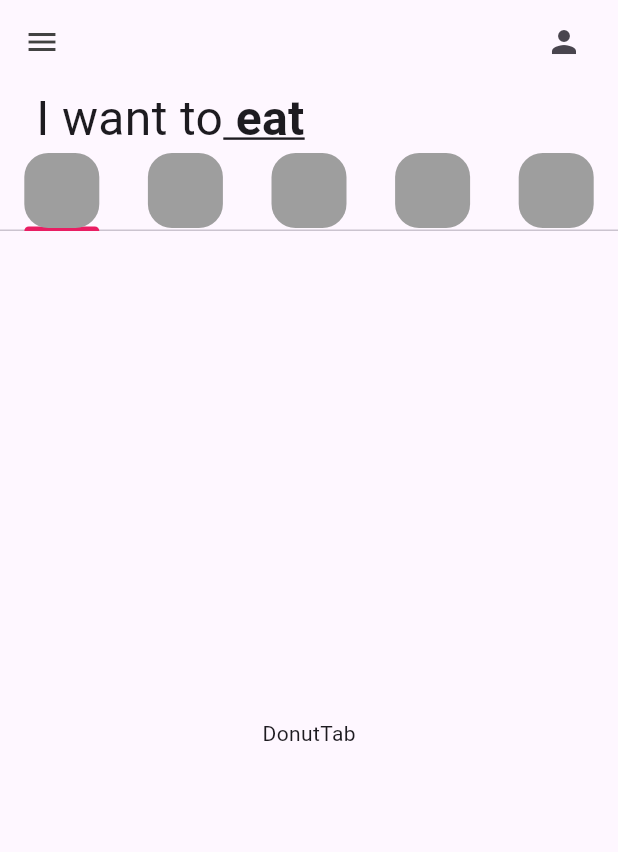
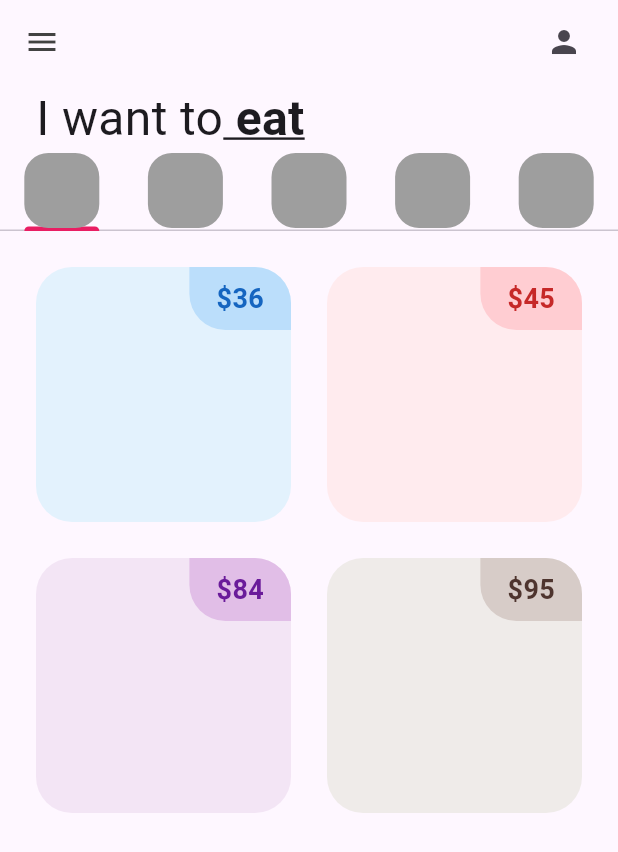
Before and after one commit to bobinsky670/Starting-Tab-Bar-View, a Flutter app: the screen it shows after launch, on a phone screen of 412 x 824 dp. Shown: the top 852 px of the screen. Run offline on Flutter 3.47's test engine with Material 3 defaults, Android fonts, the phone set to English and light mode, and no system bars.

Commit message:
Starting DonutTile

```diff
--- a/lib/Tabs/donut_tab.dart
+++ b/lib/Tabs/donut_tab.dart
@@ -1,13 +1,37 @@
 import 'package:flutter/material.dart';
+import 'package:flutter_application_1/utils/donut_tile.dart';
 
 class DonutTab extends StatelessWidget {
-  const DonutTab({super.key});
+
+
+//list of donuts
+  final List donutsOnSale = [
+    // [ donutFlavor, donutPrice, donutColor, imageName ]
+    ["Ice Cream", "36", Colors.blue, "lib/images/icecream_donut.png"],
+    ["Strawberry", "45", Colors.red, "lib/images/strawberry_donut.png"],
+    ["Grape Ape", "84", Colors.purple, "lib/images/grape_donut.png"],
+    ["Choco", "95", Colors.brown, "lib/images/chocolate_donut.png"]
+  ];
+
+  DonutTab({super.key});
 
   @override
   Widget build(BuildContext context) {
-    return const Center(
-      child: Text("DonutTab"),
-
-    );
+    return GridView.builder(
+        //prepa1
+        gridDelegate:
+            const SliverGridDelegateWithFixedCrossAxisCount(crossAxisCount: 2),
+        //cuantos elementos
+        itemCount: 4,
+        padding: const EdgeInsets.all(12),
+        //que elementos contruira
+        itemBuilder: (context, index) {
+          return DonutTile(
+            donutFlavor: donutsOnSale[index][0],
+            donutPrice: donutsOnSale[index][1],
+            donutColor: donutsOnSale[index][2],
+            imageName: donutsOnSale[index][3],
+          );
+        });
   }
 }
--- a/lib/pages/home_page.dart
+++ b/lib/pages/home_page.dart
@@ -14,7 +14,7 @@ class HomePage extends StatefulWidget {
 }
 
 class _HomePageState extends State<HomePage> {
-  List<Widget> myTabs = <Widget>[
+  List<Widget> myTabs = [
     MyTab(iconPath: "lib/icons/donut.png"),
     MyTab(iconPath: "lib/icons/pizza.png"),
     MyTab(iconPath: "lib/icons/smoothie.png"),
@@ -64,7 +64,8 @@ class _HomePageState extends State<HomePage> {
             TabBar(tabs: myTabs),
 
             // 3. Contenido de pestañas (TabBarView)
-            Expanded( // <-- Agregamos Expanded para que TabBarView use el espacio restante
+            Expanded(
+              // <-- Agregamos Expanded para que TabBarView use el espacio restante
               child: TabBarView(
                 children: [
                   DonutTab(),
--- /dev/null
+++ b/lib/utils/donut_tile.dart
@@ -0,0 +1,53 @@
+import 'package:flutter/material.dart';
+
+class DonutTile extends StatelessWidget {
+  final String donutFlavor;
+  final String donutPrice;
+  final dynamic donutColor;
+  final String imageName;
+  const DonutTile({
+    super.key,
+    required this.donutFlavor,
+    required this.donutPrice,
+    required this.donutColor,
+    required this.imageName,
+  });
+
+  @override
+  Widget build(BuildContext context) {
+    return Padding(
+      padding: const EdgeInsets.all(12.0),
+      child: Container(
+          decoration: BoxDecoration(
+            color: donutColor[50],
+            borderRadius: BorderRadius.circular(24),
+          ),
+          child: Column(
+            children: [
+              Row(
+                mainAxisAlignment: MainAxisAlignment.end,
+                children: [
+                  Container(
+                    decoration: BoxDecoration(
+                      color: donutColor[100],
+                      borderRadius: BorderRadius.only(
+                          bottomLeft: Radius.circular(24),
+                          topRight: Radius.circular(24)),
+                    ),
+                    padding:
+                        const EdgeInsets.symmetric(vertical: 8, horizontal: 18),
+                    child: Text(
+                      "\$$donutPrice",
+                      style: TextStyle(
+                          fontWeight: FontWeight.bold,
+                          fontSize: 18,
+                          color: donutColor[800]),
+                    ),
+                  )
+                ],
+              )
+            ],
+          )),
+    );
+  }
+}
```
